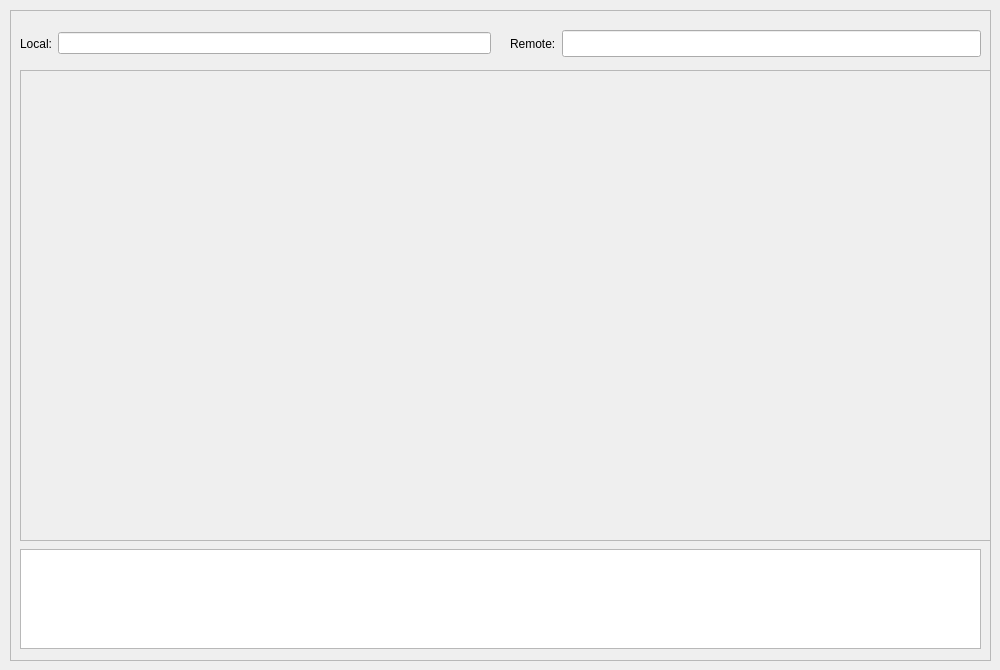
Above: Client/helicalsftpdialog.ui from clockworkengineer/Helical before the change. Below: the same form after it.
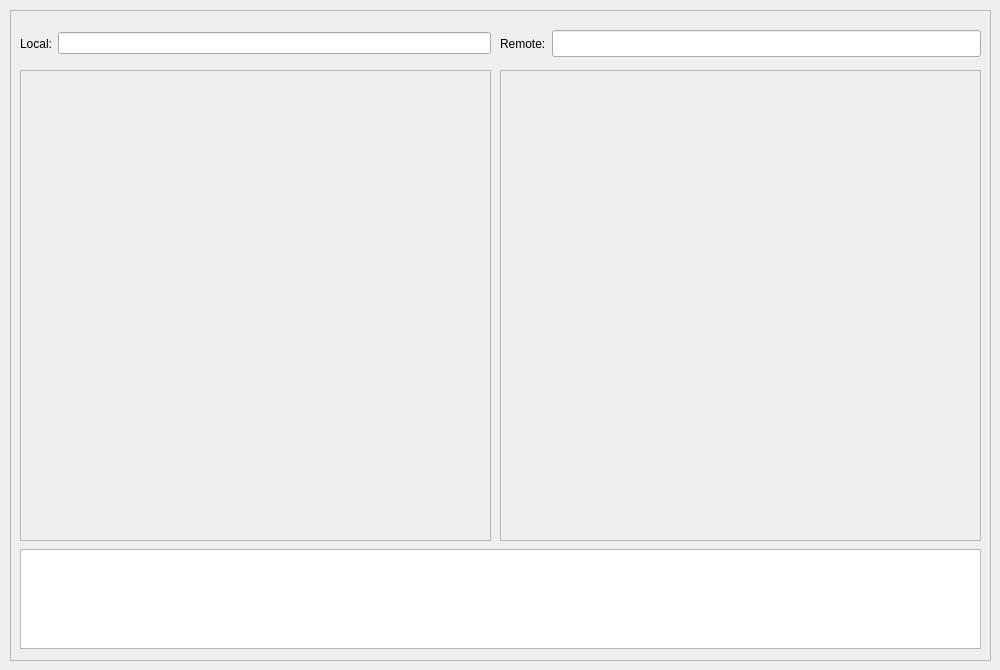
That is the form after the change.

Commit message: Remove Qsplitter from UI.

```diff
--- a/Client/helicalsftpdialog.ui
+++ b/Client/helicalsftpdialog.ui
@@ -77,9 +77,9 @@
    <widget class="QWidget" name="layoutWidget1">
     <property name="geometry">
      <rect>
-      <x>500</x>
+      <x>490</x>
       <y>20</y>
-      <width>471</width>
+      <width>481</width>
       <height>27</height>
      </rect>
     </property>
@@ -124,7 +124,7 @@
      <rect>
       <x>10</x>
       <y>60</y>
-      <width>971</width>
+      <width>471</width>
       <height>471</height>
      </rect>
     </property>
@@ -141,6 +141,22 @@
      <enum>QFrame::Raised</enum>
     </property>
    </widget>
+   <widget class="QFrame" name="remoteFileViewFrame">
+    <property name="geometry">
+     <rect>
+      <x>490</x>
+      <y>60</y>
+      <width>481</width>
+      <height>471</height>
+     </rect>
+    </property>
+    <property name="frameShape">
+     <enum>QFrame::StyledPanel</enum>
+    </property>
+    <property name="frameShadow">
+     <enum>QFrame::Raised</enum>
+    </property>
+   </widget>
   </widget>
  </widget>
  <resources/>
```
Left out of the diff: 2 changed lines with no effect on the pictures. The commit also changes 2 other files.
